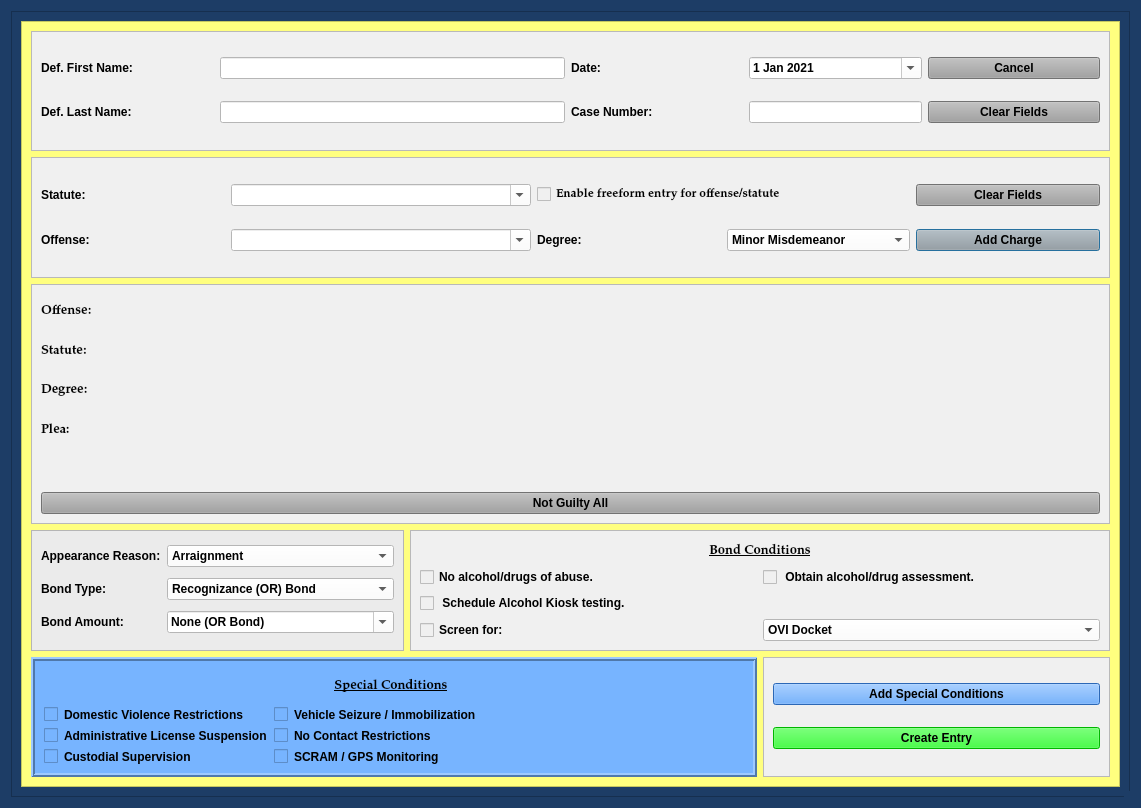
HunterProgram22/MuniEntry, file views/ui/NotGuiltyBondDialog.ui: the form before one commit.
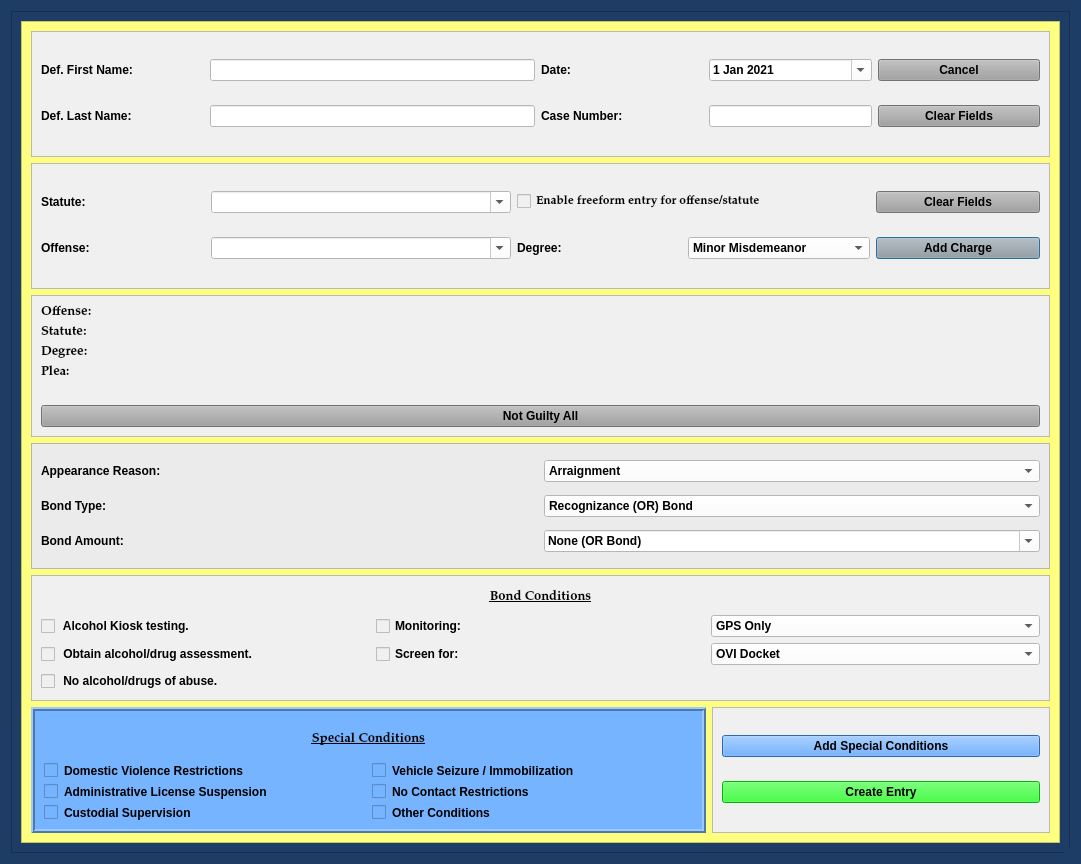
The form after the commit.

Commit message: Working on NGBond and Special Conditions.

Diff of the .ui file:
```diff
--- a/views/ui/NotGuiltyBondDialog.ui
+++ b/views/ui/NotGuiltyBondDialog.ui
@@ -9,8 +9,8 @@
    <rect>
     <x>0</x>
     <y>0</y>
-    <width>1141</width>
-    <height>808</height>
+    <width>1081</width>
+    <height>864</height>
    </rect>
   </property>
   <property name="sizePolicy">
@@ -177,12 +177,12 @@
           <rect>
            <x>0</x>
            <y>0</y>
-           <width>1101</width>
-           <height>768</height>
+           <width>1041</width>
+           <height>824</height>
           </rect>
          </property>
-         <layout class="QGridLayout" name="gridLayout_9" rowstretch="1,1,2,1,1">
-          <item row="0" column="0" colspan="3">
+         <layout class="QGridLayout" name="gridLayout_9" columnstretch="2,1">
+          <item row="0" column="0" colspan="2">
            <widget class="QFrame" name="frame_3">
             <property name="styleSheet">
              <string notr="true">background-color: rgb(240, 240, 240);</string>
@@ -332,7 +332,7 @@
             </layout>
            </widget>
           </item>
-          <item row="1" column="0" colspan="3">
+          <item row="1" column="0" colspan="2">
            <widget class="QFrame" name="frame">
             <property name="styleSheet">
              <string notr="true">background-color: rgb(240, 240, 240);</string>
@@ -494,7 +494,7 @@
             </layout>
            </widget>
           </item>
-          <item row="2" column="0" colspan="3">
+          <item row="2" column="0" colspan="2">
            <widget class="QFrame" name="frame_6">
             <property name="styleSheet">
              <string notr="true">background-color: rgb(240, 240, 240);</string>
@@ -600,7 +600,7 @@
             </layout>
            </widget>
           </item>
-          <item row="3" column="0">
+          <item row="3" column="0" colspan="2">
            <widget class="QFrame" name="frame_5">
             <property name="styleSheet">
              <string notr="true">background-color: rgb(235, 235, 235);</string>
@@ -734,7 +734,7 @@
             </layout>
            </widget>
           </item>
-          <item row="3" column="1" colspan="2">
+          <item row="4" column="0" colspan="2">
            <widget class="QFrame" name="frame_7">
             <property name="styleSheet">
              <string notr="true">background-color: rgb(240, 240, 240);</string>
@@ -747,27 +747,82 @@
             </property>
             <layout class="QGridLayout" name="gridLayout_6">
              <item row="1" column="0">
-              <widget class="QCheckBox" name="no_alcohol_drugs_checkBox">
-               <property name="text">
-                <string>No alcohol/drugs of abuse.</string>
-               </property>
-              </widget>
-             </item>
-             <item row="2" column="0">
               <widget class="QCheckBox" name="alcohol_test_kiosk_checkBox">
                <property name="text">
-                <string> Schedule Alcohol Kiosk testing.</string>
+                <string> Alcohol Kiosk testing.</string>
                </property>
               </widget>
              </item>
              <item row="1" column="1">
+              <widget class="QCheckBox" name="specialized_docket_checkBox_2">
+               <property name="layoutDirection">
+                <enum>Qt::LeftToRight</enum>
+               </property>
+               <property name="text">
+                <string>Monitoring:</string>
+               </property>
+              </widget>
+             </item>
+             <item row="1" column="2">
+              <widget class="QComboBox" name="specialized_docket_type_box_2">
+               <property name="enabled">
+                <bool>true</bool>
+               </property>
+               <property name="styleSheet">
+                <string notr="true">background-color: rgb(255, 255, 255);</string>
+               </property>
+               <item>
+                <property name="text">
+                 <string>GPS Only</string>
+                </property>
+               </item>
+               <item>
+                <property name="text">
+                 <string>SCRAM Only</string>
+                </property>
+               </item>
+               <item>
+                <property name="text">
+                 <string>Smart Start Only</string>
+                </property>
+               </item>
+               <item>
+                <property name="text">
+                 <string>GPS &amp; SCRAM</string>
+                </property>
+               </item>
+               <item>
+                <property name="text">
+                 <string>GPS &amp; Smart Start</string>
+                </property>
+               </item>
+               <item>
+                <property name="text">
+                 <string>SCRAM &amp; Smart Start</string>
+                </property>
+               </item>
+               <item>
+                <property name="text">
+                 <string>GPS, SCRAM &amp; Smart Start</string>
+                </property>
+               </item>
+              </widget>
+             </item>
+             <item row="2" column="0">
               <widget class="QCheckBox" name="alcohol_drugs_assessment_checkBox">
                <property name="text">
                 <string> Obtain alcohol/drug assessment. </string>
                </property>
               </widget>
              </item>
-             <item row="6" column="1">
+             <item row="2" column="1">
+              <widget class="QCheckBox" name="specialized_docket_checkBox">
+               <property name="text">
+                <string>Screen for:</string>
+               </property>
+              </widget>
+             </item>
+             <item row="2" column="2">
               <widget class="QComboBox" name="specialized_docket_type_box">
                <property name="enabled">
                 <bool>true</bool>
@@ -792,14 +847,14 @@
                </item>
               </widget>
              </item>
-             <item row="6" column="0">
-              <widget class="QCheckBox" name="specialized_docket_checkBox">
+             <item row="3" column="0">
+              <widget class="QCheckBox" name="no_alcohol_drugs_checkBox">
                <property name="text">
-                <string>Screen for:</string>
+                <string> No alcohol/drugs of abuse.</string>
                </property>
               </widget>
              </item>
-             <item row="0" column="0" colspan="2">
+             <item row="0" column="0" colspan="3">
               <widget class="QLabel" name="label_7">
                <property name="font">
                 <font>
@@ -822,7 +877,7 @@
             </layout>
            </widget>
           </item>
-          <item row="4" column="0" colspan="2">
+          <item row="5" column="0">
            <widget class="QFrame" name="frame_2">
             <property name="styleSheet">
              <string notr="true">background-color: rgb(119, 180, 255);
@@ -837,7 +892,27 @@
             <property name="lineWidth">
              <number>2</number>
             </property>
-            <layout class="QGridLayout" name="gridLayout_7">
+            <layout class="QGridLayout" name="gridLayout_7" columnstretch="1,1">
+             <item row="0" column="0" colspan="2">
+              <widget class="QLabel" name="label_10">
+               <property name="font">
+                <font>
+                 <family>Palatino Linotype</family>
+                 <pointsize>10</pointsize>
+                 <weight>75</weight>
+                 <italic>false</italic>
+                 <bold>true</bold>
+                 <underline>true</underline>
+                </font>
+               </property>
+               <property name="text">
+                <string>Special Conditions</string>
+               </property>
+               <property name="alignment">
+                <set>Qt::AlignCenter</set>
+               </property>
+              </widget>
+             </item>
              <item row="1" column="0">
               <widget class="QCheckBox" name="checkBox">
                <property name="text">
@@ -845,13 +920,20 @@
                </property>
               </widget>
              </item>
-             <item row="1" column="1" colspan="2">
+             <item row="1" column="1">
               <widget class="QCheckBox" name="checkBox_3">
                <property name="text">
                 <string>Vehicle Seizure / Immobilization</string>
                </property>
               </widget>
              </item>
+             <item row="2" column="0">
+              <widget class="QCheckBox" name="checkBox_2">
+               <property name="text">
+                <string>Administrative License Suspension</string>
+               </property>
+              </widget>
+             </item>
              <item row="2" column="1">
               <widget class="QCheckBox" name="no_contact_checkBox">
                <property name="sizePolicy">
@@ -872,44 +954,23 @@
                </property>
               </widget>
              </item>
-             <item row="2" column="0">
-              <widget class="QCheckBox" name="checkBox_2">
-               <property name="text">
-                <string>Administrative License Suspension</string>
-               </property>
-              </widget>
-             </item>
              <item row="3" column="1">
-              <widget class="QCheckBox" name="monitoring_checkBox">
-               <property name="text">
-                <string>SCRAM / GPS Monitoring</string>
+              <widget class="QCheckBox" name="no_contact_checkBox_2">
+               <property name="sizePolicy">
+                <sizepolicy hsizetype="Minimum" vsizetype="Fixed">
+                 <horstretch>1</horstretch>
+                 <verstretch>0</verstretch>
+                </sizepolicy>
                </property>
-              </widget>
-             </item>
-             <item row="0" column="0" colspan="2">
-              <widget class="QLabel" name="label_10">
-               <property name="font">
-                <font>
-                 <family>Palatino Linotype</family>
-                 <pointsize>10</pointsize>
-                 <weight>75</weight>
-                 <italic>false</italic>
-                 <bold>true</bold>
-                 <underline>true</underline>
-                </font>
-               </property>
                <property name="text">
-                <string>Special Conditions</string>
-               </property>
-               <property name="alignment">
-                <set>Qt::AlignCenter</set>
+                <string>Other Conditions</string>
                </property>
               </widget>
              </item>
             </layout>
            </widget>
           </item>
-          <item row="4" column="2">
+          <item row="5" column="1">
            <widget class="QFrame" name="frame_8">
             <property name="styleSheet">
              <string notr="true">background-color: rgb(240, 240, 240);</string>
```
Left out of the diff: 28 changed lines with no effect on the pictures. The commit also changes 14 other files.
